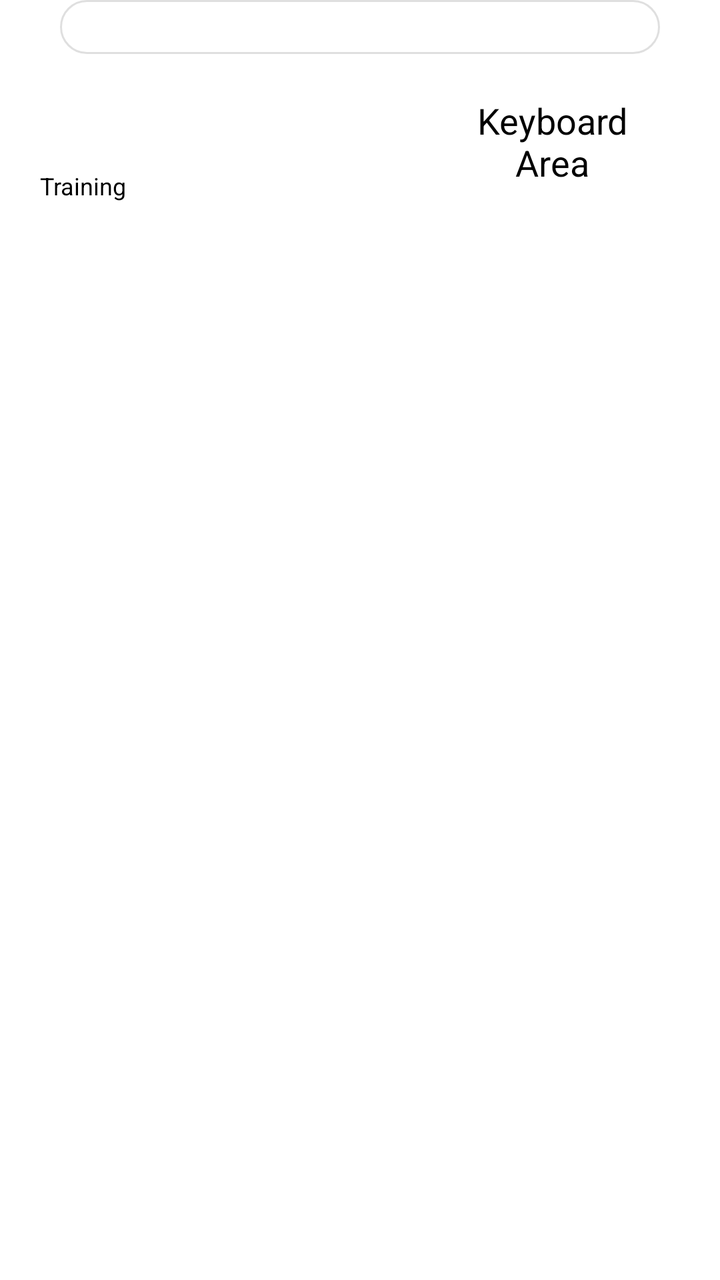
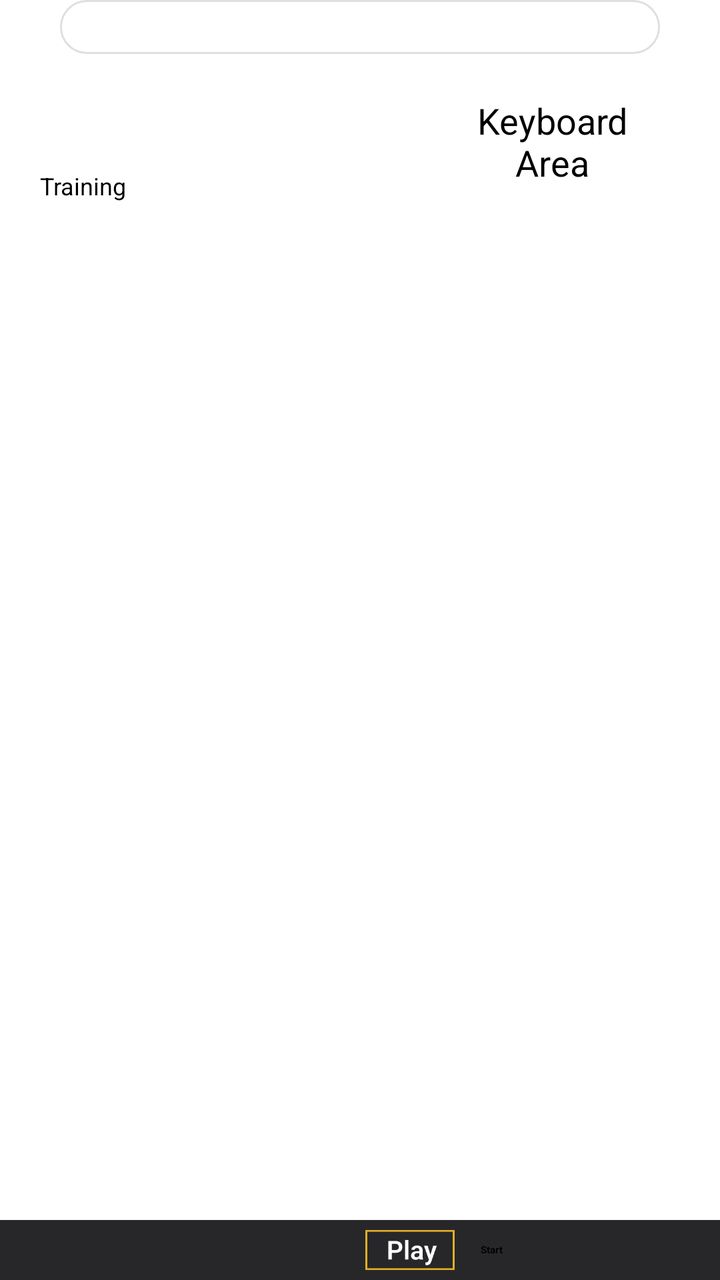

Screens rendered from an Android XML layout before and after an edit, with the pre-edit source and the edit as a unified diff.
<!-- AndroidManifest.xml: application theme Theme.PlatinumKaraoke -->
<!-- res/layout/fragment_search.xml -->
<?xml version="1.0" encoding="utf-8"?>
<FrameLayout xmlns:android="http://schemas.android.com/apk/res/android"
    xmlns:tools="http://schemas.android.com/tools"
    android:layout_width="match_parent"
    android:layout_height="match_parent"
    xmlns:app="http://schemas.android.com/apk/res-auto"
    tools:context=".SearchFragment"
    android:layout_marginTop="20dp">

    <LinearLayout
        android:layout_width="match_parent"
        android:layout_height="match_parent"
        android:orientation="vertical">

        
        <LinearLayout
            android:layout_width="match_parent"
            android:layout_height="wrap_content"
            android:orientation="horizontal"
            android:layout_marginStart="30dp"
            android:layout_marginEnd="30dp"
            android:gravity="center_vertical">

            
            <LinearLayout
                android:id="@+id/active_category_container"
                android:layout_width="wrap_content"
                android:layout_height="wrap_content"
                android:orientation="horizontal" />

            
            <EditText
                android:id="@+id/search"
                android:layout_width="match_parent"
                android:layout_height="wrap_content"
                android:background="@drawable/search_radius"
                android:focusable="true"
                android:focusableInTouchMode="true"
                android:hint="@string/search_hint"
                android:inputType="none"
                android:paddingHorizontal="10dp"
                android:paddingVertical="4dp"
                android:textColor="#FFFFFF"
                android:textColorHint="#BDFFFFFF"
                android:textSize="14sp"
                />
        </LinearLayout>

        
        <HorizontalScrollView
            android:layout_width="match_parent"
            android:layout_height="wrap_content"
            android:layout_marginStart="50dp"
            android:scrollbars="none"
            android:fadingEdge="horizontal"
            android:fadingEdgeLength="40dp"
            android:requiresFadingEdge="horizontal"
            android:clipToPadding="false">

            <LinearLayout
                android:id="@+id/choice_category_container"
                android:layout_width="wrap_content"
                android:layout_height="wrap_content"
                android:orientation="horizontal"/>

        </HorizontalScrollView>

        
        <LinearLayout
            android:layout_width="match_parent"
            android:layout_height="wrap_content"
            android:orientation="horizontal"
            android:baselineAligned="false"
            android:paddingHorizontal="20dp"
            android:layout_marginTop="5dp">
            <LinearLayout
                android:layout_width="0dp"
                android:layout_height="wrap_content"
                android:layout_weight="3"
                android:focusable="true"
                android:focusableInTouchMode="true">
                <TextView
                    android:layout_width="wrap_content"
                    android:layout_height="wrap_content"
                    android:textSize="12sp"
                    android:layout_marginEnd="10dp"
                    android:text="Training"
                    android:layout_gravity="center"
                    android:duplicateParentState="true"
                    />
                <TextView
                    android:text="17518"
                    android:layout_weight="1"
                    style="@style/SongInfo"/>
                <TextView
                    android:text="A Beautiful Lie 30"
                    android:layout_weight="4"
                    style="@style/SongInfo"/>
                <TextView
                    android:text="To Mars"
                    android:layout_weight="2"
                    style="@style/SongInfo"/>

            </LinearLayout>
            <LinearLayout
                android:layout_width="0dp"
                android:layout_height="wrap_content"
                android:layout_weight="2">
                <TextView
                    android:layout_width="match_parent"
                    android:layout_height="wrap_content"
                    android:textAlignment="center"
                    android:text="Keyboard Area"
                    android:textSize="18sp"
                    android:padding="16dp"/>
            </LinearLayout>
        </LinearLayout>

















    </LinearLayout>


</FrameLayout>
<!-- resources referenced by this layout -->
<resources>
  <!-- drawable search_radius (drawable) -->
  <?xml version="1.0" encoding="utf-8"?>
  <shape xmlns:android="http://schemas.android.com/apk/res/android">
  
      
      <solid android:color="#50FFFFFF"/>
  
      
      <corners android:radius="30dp"/>
  
      
      <stroke
          android:width="1dp"
          android:color="#20000000"/>
  
  </shape>
  <string name="search_hint">Search...</string>
  <style name="SongInfo">
          <item name="android:layout_width">wrap_content</item>
          <item name="android:layout_height">wrap_content</item>
          <item name="android:layout_marginEnd">10dp</item>
          <item name="android:textSize">20dp</item>
          <item name="android:duplicateParentState">true</item>
          <item name="android:textColor">@color/focus_text_color</item>
          <item name="android:textStyle">bold</item>
      </style>
  <style name="Theme.PlatinumKaraoke" parent="@style/Theme.Leanback" />
</resources>

<!-- the commit's change to res/layout/fragment_search.xml (unified diff, before → after) -->
@@ -72,7 +72,8 @@
             android:orientation="horizontal"
             android:baselineAligned="false"
             android:paddingHorizontal="20dp"
-            android:layout_marginTop="5dp">
+            android:layout_marginTop="5dp"
+            android:layout_weight="1">
             <LinearLayout
                 android:layout_width="0dp"
                 android:layout_height="wrap_content"
@@ -116,21 +117,44 @@
             </LinearLayout>
         </LinearLayout>
 
+    
+        <LinearLayout
+            android:layout_width="match_parent"
+            android:layout_height="wrap_content"
+            android:orientation="horizontal"
+            android:background="#27272A">
+            <Space
+                android:layout_width="0dp"
+                android:layout_height="wrap_content"
+                android:layout_weight="1"/>
+            <LinearLayout
+                android:layout_width="0dp"
+                android:layout_height="wrap_content"
+                android:layout_weight="1">
 
+                <LinearLayout
+                    android:layout_width="0dp"
+                    android:layout_height="wrap_content"
+                    android:layout_weight="1">
+                    <ImageView
+                        android:layout_width="50dp"
+                        android:layout_height="20dp"
+                        android:layout_marginEnd="10dp"
+                        android:layout_marginVertical="5dp"
+                        android:src="@drawable/guide_play"
+                        />
+                    <TextView
+                        android:layout_width="wrap_content"
+                        android:layout_height="wrap_content"
+                        android:text="Start"
+                        android:textAlignment="center"
+                        android:layout_gravity="center"
+                        android:textStyle="bold"/>
+                </LinearLayout>
 
+            </LinearLayout>
 
-
-
-
-
-
-
-
-
-
-
-
-
+        </LinearLayout>
 
     </LinearLayout>
 
<!-- resource entries referenced after the edit -->
@@ -1,5 +1,6 @@
 <!-- resources referenced by this layout -->
 <resources>
+  <!-- drawable guide_play: png bitmap (drawable, 1862 bytes) -->
   <!-- drawable search_radius (drawable) -->
   <?xml version="1.0" encoding="utf-8"?>
   <shape xmlns:android="http://schemas.android.com/apk/res/android">
